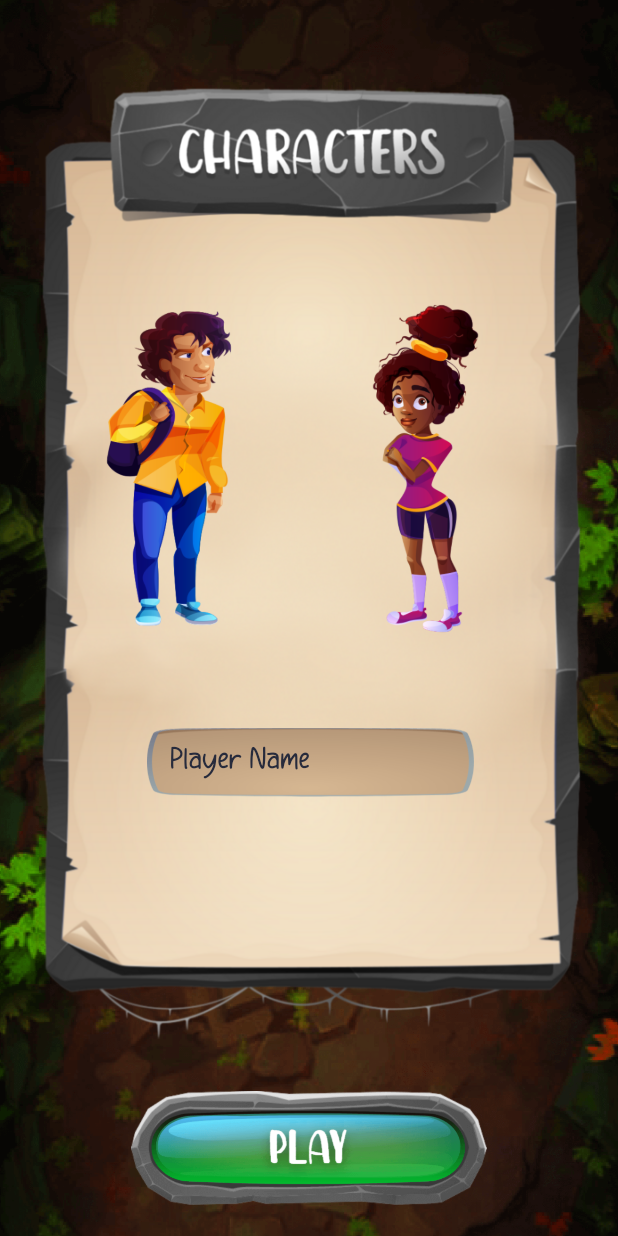
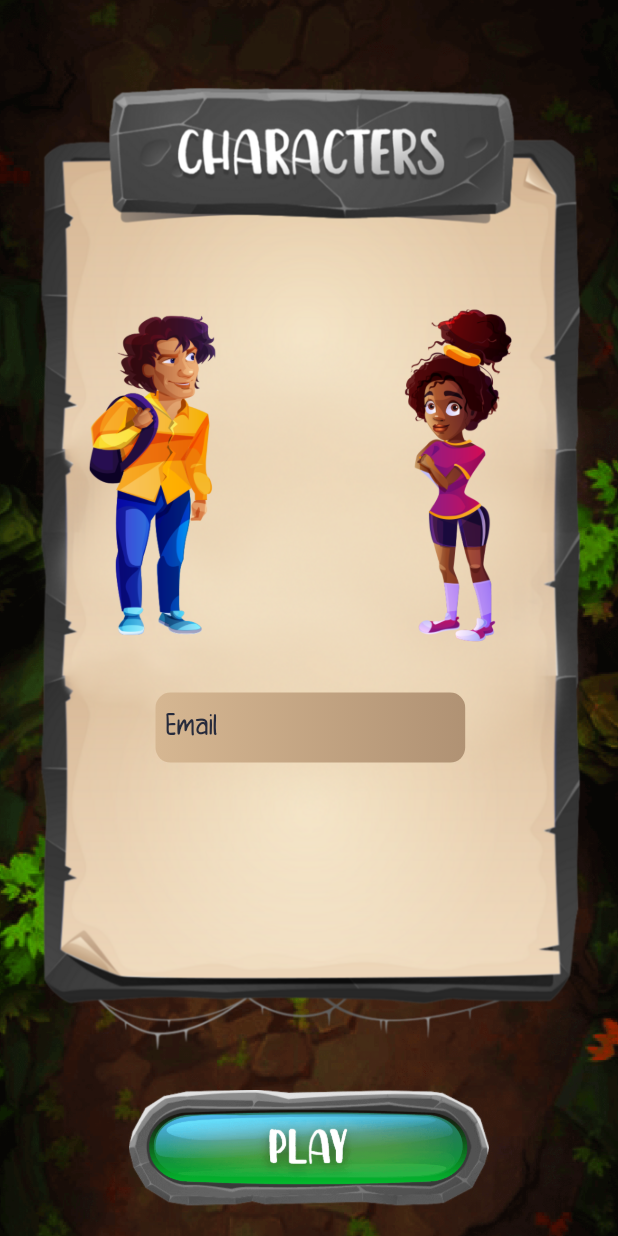
Before and after one commit to WolfizApps/wofliz_puzzle, a Flutter app: the ChooseCharacterView screen opened by its route, on a phone screen of 412 x 824 dp. Run offline on Flutter 3.47's test engine with Material 2 defaults, Android fonts, the phone set to English and light mode, and no system bars; our stand-ins replace cloud_firestore, firebase_auth, firebase_core, flutter_screenutil, flutter_staggered_animations, fluttertoast and 4 more; missing offline and left inert: soundpool; accounts and stored records are empty.

```diff
--- a/lib/app/modules/choose_character/views/choose_character_view.dart
+++ b/lib/app/modules/choose_character/views/choose_character_view.dart
@@ -1,14 +1,25 @@
 import 'package:flutter/material.dart';
 import 'package:flutter/services.dart';
+import 'package:flutter_screenutil/flutter_screenutil.dart';
 import 'package:get/get.dart';
-
+import 'dart:io' show Platform;
+import 'package:flutter/foundation.dart' show kIsWeb;
 import '../controllers/choose_character_controller.dart';
 
 class ChooseCharacterView extends GetView<ChooseCharacterController> {
   @override
   Widget build(BuildContext context) {
+    ChooseCharacterController controller=Get.put(ChooseCharacterController());
     SystemChrome.setEnabledSystemUIMode(SystemUiMode.manual,
         overlays: [SystemUiOverlay.bottom]);
+    ScreenUtil.init(
+        BoxConstraints(
+            maxWidth: MediaQuery.of(context).size.width,
+            maxHeight: MediaQuery.of(context).size.height),
+        designSize: Size(457, 812),
+        context: context,
+        minTextAdapt: true,
+        orientation: Orientation.portrait);
     return Scaffold(
       body: SingleChildScrollView(
         child: Obx(
@@ -28,10 +39,11 @@ class ChooseCharacterView extends GetView<ChooseCharacterController> {
                   children: [
                     Container(
                       width: Get.width,
-                      margin: EdgeInsets.only(top: Get.height / 20, left: 10),
+                      height: 650.h,
+                      margin: EdgeInsets.only(top: Get.height / 20.h, left: 10.w),
                       child: Image.asset(
                         "assets/images/characters_bg.png",
-                        fit: BoxFit.cover,
+                        fit: BoxFit.fill,
                       ),
                     ),
                   ],
@@ -40,9 +52,9 @@ class ChooseCharacterView extends GetView<ChooseCharacterController> {
                   alignment: Alignment.center,
                   // height: 285,
                   margin: EdgeInsets.only(
-                    top: 170,
-                    left: 50,
-                    right: 48,
+                    top: 170.h,
+                    left: 50.w,
+                    right: 48.w,
                   ),
                   child: Stack(
                     children: [
@@ -50,70 +62,74 @@ class ChooseCharacterView extends GetView<ChooseCharacterController> {
                         visible: controller.selectedCharacter.value ==
                             SelectedCharacter.first,
                         child: Container(
-                          height: 285,
-                          width: 125,
+                          height: 285.h,
+                          width: 130.w,
                           decoration: BoxDecoration(
                               image: DecorationImage(
                                   image: AssetImage(
-                                    "assets/images/selected_charcter_dotted_box.png",
+                                    "assets/images/selectboy.png",
+
                                   ),
-                                  invertColors: true)),
+                                //  fit: BoxFit.fill,
+                                  invertColors: false)),
                           alignment: Alignment.topRight,
                         ),
                       ),
-                      Visibility(
-                        visible: controller.selectedCharacter.value ==
-                            SelectedCharacter.first,
-                        child: Align(
-                          alignment: Alignment.topCenter,
-                          child: Padding(
-                            padding: const EdgeInsets.only(right: 40),
-                            child: Image.asset(
-                              "assets/images/done_icon.png",
-                              height: 40,
-                              width: 40,
-                            ),
-                          ),
-                        ),
-                      ),
+                      // Visibility(
+                      //   visible: controller.selectedCharacter.value ==
+                      //       SelectedCharacter.first,
+                      //   child: Align(
+                      //     alignment: Alignment.topCenter,
+                      //     child: Padding(
+                      //       padding: EdgeInsets.only(right: 40.w),
+                      //       child: Image.asset(
+                      //         "assets/images/done_icon.png",
+                      //         height: 40.h,
+                      //         width: 40.w,
+                      //       ),
+                      //     ),
+                      //   ),
+                      // ),
                       Visibility(
                         visible: controller.selectedCharacter.value ==
                             SelectedCharacter.second,
                         child: Align(
                           alignment: Alignment.topRight,
                           child: Container(
-                            height: 285,
-                            width: 125,
+                            height: 285.h,
+                            width: 130.w,
                             decoration: BoxDecoration(
                                 image: DecorationImage(
                                     image: AssetImage(
-                                      "assets/images/selected_charcter_dotted_box.png",
+                                      "assets/images/selectgirl.png",
                                     ),
-                                    invertColors: true)),
+                                    //fit: BoxFit.fill,
+                                    invertColors: false)),
                             alignment: Alignment.topRight,
                           ),
                         ),
                       ),
-                      Visibility(
-                        visible: controller.selectedCharacter.value ==
-                            SelectedCharacter.second,
-                        child: Align(
-                          alignment: Alignment.topRight,
-                          child: Padding(
-                            padding: const EdgeInsets.only(right: 100),
-                            child: Image.asset(
-                              "assets/images/done_icon.png",
-                              height: 40,
-                              width: 40,
-                            ),
-                          ),
-                        ),
-                      ),
+                      // Visibility(
+                      //   visible: controller.selectedCharacter.value ==
+                      //       SelectedCharacter.second,
+                      //   child: Align(
+                      //     alignment: Alignment.topRight,
+                      //     child: Padding(
+                      //       padding: EdgeInsets.only(right: 100.w),
+                      //       child: Image.asset(
+                      //         "assets/images/done_icon.png",
+                      //         height: 40.h,
+                      //         width: 40.w,
+                      //       ),
+                      //     ),
+                      //   ),
+                      // ),
                       Column(
                         // crossAxisAlignment: CrossAxisAlignment.center,
                         children: [
                           Row(
                             crossAxisAlignment: CrossAxisAlignment.center,
+                            mainAxisAlignment: MainAxisAlignment.spaceBetween,
                             children: [
                               Flexible(
                                 flex: 6,
@@ -123,18 +139,20 @@ class ChooseCharacterView extends GetView<ChooseCharacterController> {
                                         SelectedCharacter.first;
                                   },
                                   child: Container(
-                                    height: 285,
-                                    width: 125,
+                                    height: 285.h,
+                                    width: 125.w,
                                     child: Image.asset(
                                       "assets/images/first_character.png",
-                                      fit: BoxFit.cover,
+                                      fit: kIsWeb || Platform.isWindows? BoxFit.fill:BoxFit.cover,
                                     ),
                                   ),
                                 ),
                               ),
-                              SizedBox(
-                                width: 53,
-                              ),
+                              // Flexible(
+                              //   child: SizedBox(
+                              //     width: 53.w,
+                              //   ),
+                              // ),
                               Flexible(
                                 flex: 6,
                                 child: InkWell(
@@ -143,11 +161,11 @@ class ChooseCharacterView extends GetView<ChooseCharacterController> {
                                         SelectedCharacter.second;
                                   },
                                   child: Container(
-                                    height: 285,
-                                    width: 125,
+                                    height: 285.h,
+                                    width: 125.w,
                                     child: Image.asset(
                                       "assets/images/second_character.png",
-                                      fit: BoxFit.cover,
+                                      fit: kIsWeb || Platform.isWindows? BoxFit.fill:BoxFit.cover,
                                     ),
                                   ),
                                 ),
@@ -157,40 +175,34 @@ class ChooseCharacterView extends GetView<ChooseCharacterController> {
                           Flexible(
                             child: Container(
                               alignment: Alignment.center,
-                              height: 46,
-                              width: 262,
-                              margin: EdgeInsets.only(top: 30),
-                              child: Stack(
-                                alignment: Alignment.center,
-                                children: [
-                                  Image.asset(
-                                    "assets/images/edit_text_bg2.png",
+                              margin: EdgeInsets.only(left: 65.w, right: 65.w),
+                              width: 262.w,
+                              height: 46.h,
+
+                              padding: EdgeInsets.only(left: 8.w),
+                              decoration: BoxDecoration(
+                                borderRadius: BorderRadius.circular(10),
+                                gradient: LinearGradient(
+                                  colors: [
+                                    Color(0xFFD6B792),
+                                    Color(0xFFB09274)
+                                  ],
                                 ),
-                                  Container(
-                                    height: 46,
-                                    width: 262,
-                                    child: Padding(
-                                      padding:
-                                          const EdgeInsets.only(left: 38.0),
+                              ),
                               child: TextFormField(
-                                        keyboardType: TextInputType.text,
-                                        controller:
-                                            controller.userNameController,
+                                keyboardType: TextInputType.emailAddress,
+                                controller: controller.userNameController,
                                 style: TextStyle(
-                                            color: Colors.black,
+                                    color: Color(0XFF272B3C),
                                     fontSize: 22,
                                     fontFamily: "Babybo"),
                                 decoration: InputDecoration(
                                     border: InputBorder.none,
-                                            hintText: "Player Name",
+                                    hintText: "Email",
                                     hintStyle: TextStyle(
-                                                color: Color(0xFF272B3C),
+                                        color: Color(0XFF272B3C),
                                         fontSize: 22,
                                         fontFamily: "Babybo")),
-                                      ),
-                                    ),
-                                  ),
-                                ],
                               ),
                             ),
                           ),
@@ -202,13 +214,13 @@ class ChooseCharacterView extends GetView<ChooseCharacterController> {
                 Align(
                   alignment: Alignment.bottomCenter,
                   child: Padding(
-                    padding: EdgeInsets.only(bottom: Get.height / 40),
+                    padding: EdgeInsets.only(bottom: Get.height / 40.h),
                     child: InkWell(
                       onTap: controller.playGame,
                       child: Image.asset(
                         "assets/images/play_button.png",
-                        height: 76,
-                        width: 278,
+                        height: 76.h,
+                        width: 278.w,
                       ),
                     ),
                   ),
--- a/lib/app/modules/register/views/register_view.dart
+++ b/lib/app/modules/register/views/register_view.dart
@@ -8,6 +8,7 @@ import '../controllers/register_controller.dart';
 class RegisterView extends GetView<RegisterController> {
   @override
   Widget build(BuildContext context) {
+    RegisterController controller= Get.put(RegisterController());
     SystemChrome.setEnabledSystemUIMode(SystemUiMode.manual,
         overlays: [SystemUiOverlay.bottom]);
     //Set the fit size (fill in the screen size of the device in the design) If the design is based on the size of the 360*690(dp)
--- a/pubspec.yaml
+++ b/pubspec.yaml
@@ -16,6 +16,8 @@ dependencies:
   slide_to_act: ^2.0.1
   fluttertoast: ^8.0.8
   flutter_screenutil:
+  firebase_core_desktop: ^0.1.1-dev.1
+  firebase_auth_desktop: ^0.1.1-dev.0
   # spannable_grid: ^0.3.0
   lottie: ^1.2.1
   firebase_core: ^1.12.0
@@ -54,4 +56,5 @@ flutter:
     - assets/lotties/
     - assets/lotties/images/
     - assets/fonts/
+    - assets/gif/
     - assets/music/
```
Also changed, not shown: lib/app/modules/leader_board/controllers/leader_board_controller.dart (+24 -0 lines), lib/app/modules/leader_board/views/leader_board_view.dart (+43 -9 lines), lib/app/modules/main_game/views/main_game_view.dart (+13 -4 lines), lib/app/modules/register/controllers/register_controller.dart (+29 -26 lines), lib/app/modules/splash/views/splash_view.dart (+14 -10 lines), lib/main.dart (+28 -2 lines), assets/gif/spalshscreen.gif (added), assets/images/selectboy.png (added), assets/images/selectgirl.png (added), pubspec.lock, 1 other file. Lines whose indentation alone changed are shown as unchanged.
